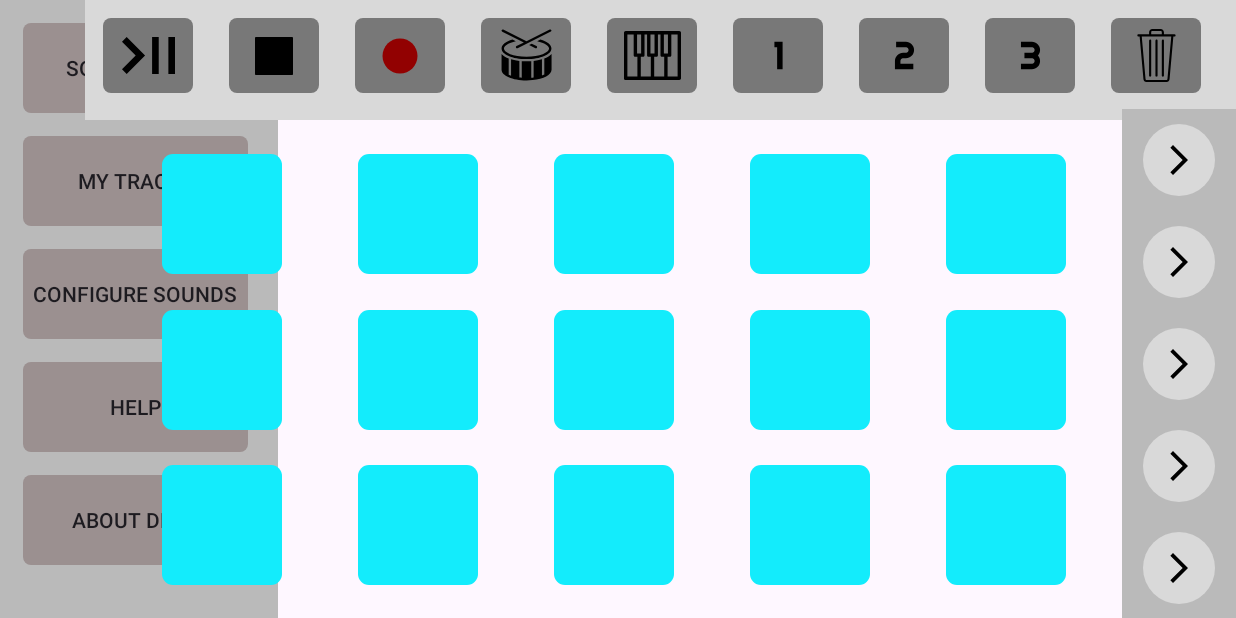
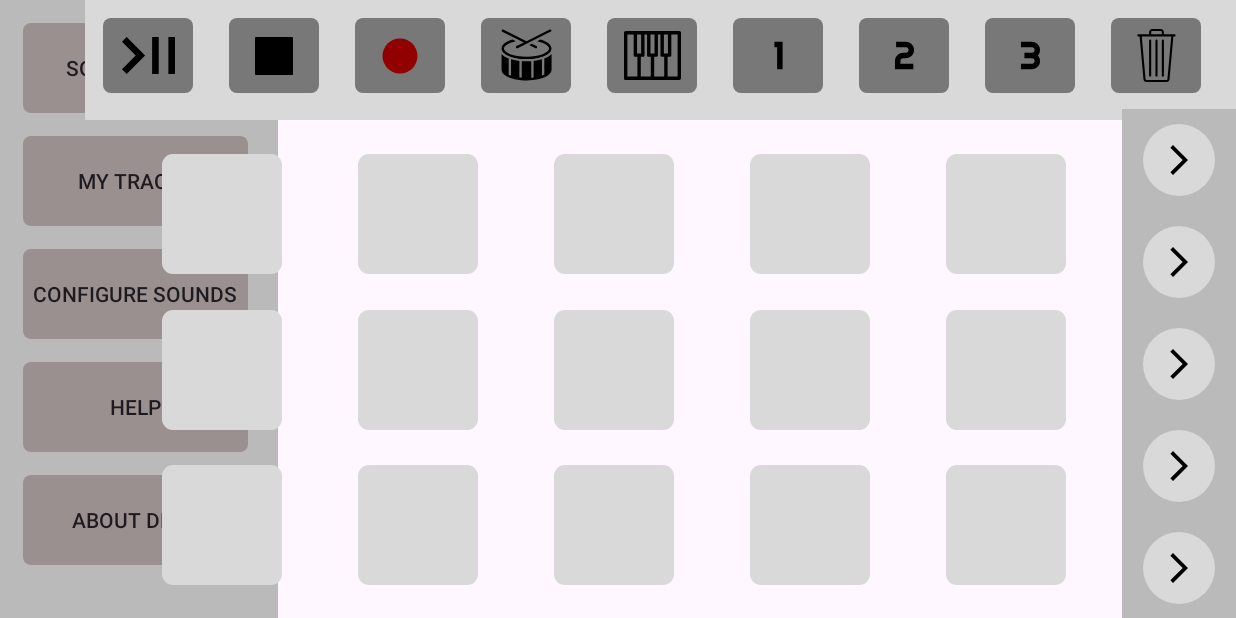
Before and after one commit to moevm/adfmp1h25-sound, an Android app: the screen it shows after launch (MainActivity), on a phone screen of 824 x 412 dp (held sideways). Run offline under Robolectric (Android 15) with nearby library versions, the phone set to English and light mode, and no system bars; our stand-ins replace navigation-ui.

Commit message:
main_page_done

```diff
--- a/Soundboard/app/src/main/res/drawable/btns_keypads.xml
+++ b/Soundboard/app/src/main/res/drawable/btns_keypads.xml
@@ -1,5 +1,5 @@
 <?xml version="1.0" encoding="utf-8"?>
 <shape xmlns:android="http://schemas.android.com/apk/res/android">
-    <solid android:color="#13ECFC"/>
+    <solid android:color="#D9D9D9"/>
     <corners android:radius="7dp"/>
 </shape>
```
